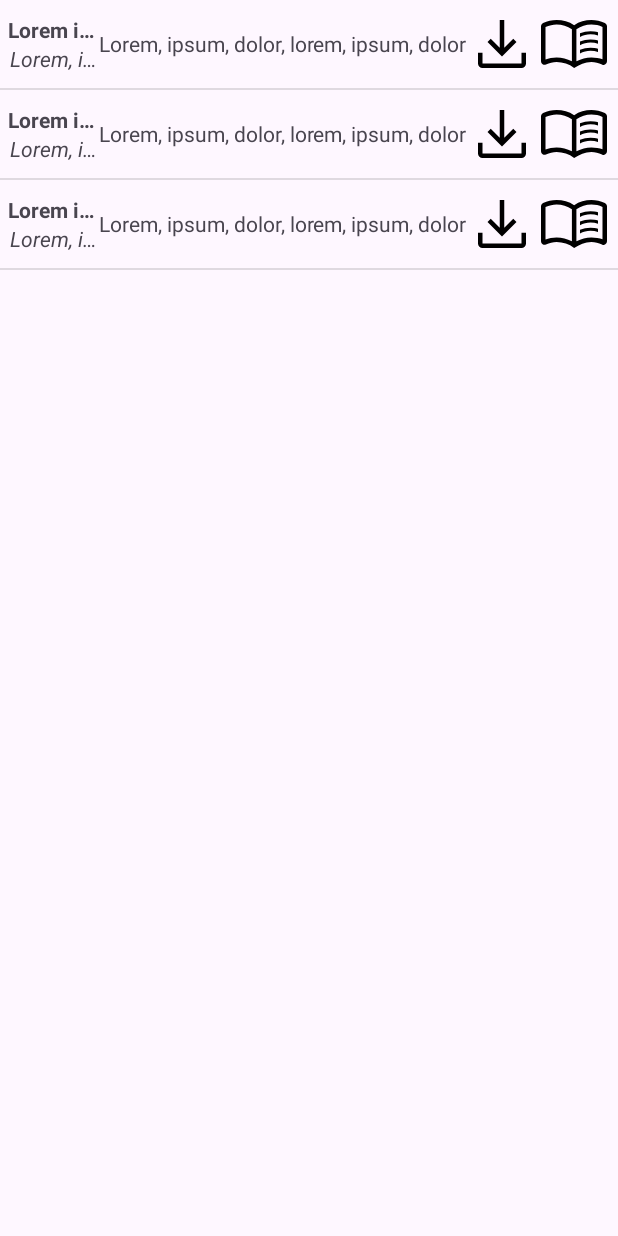
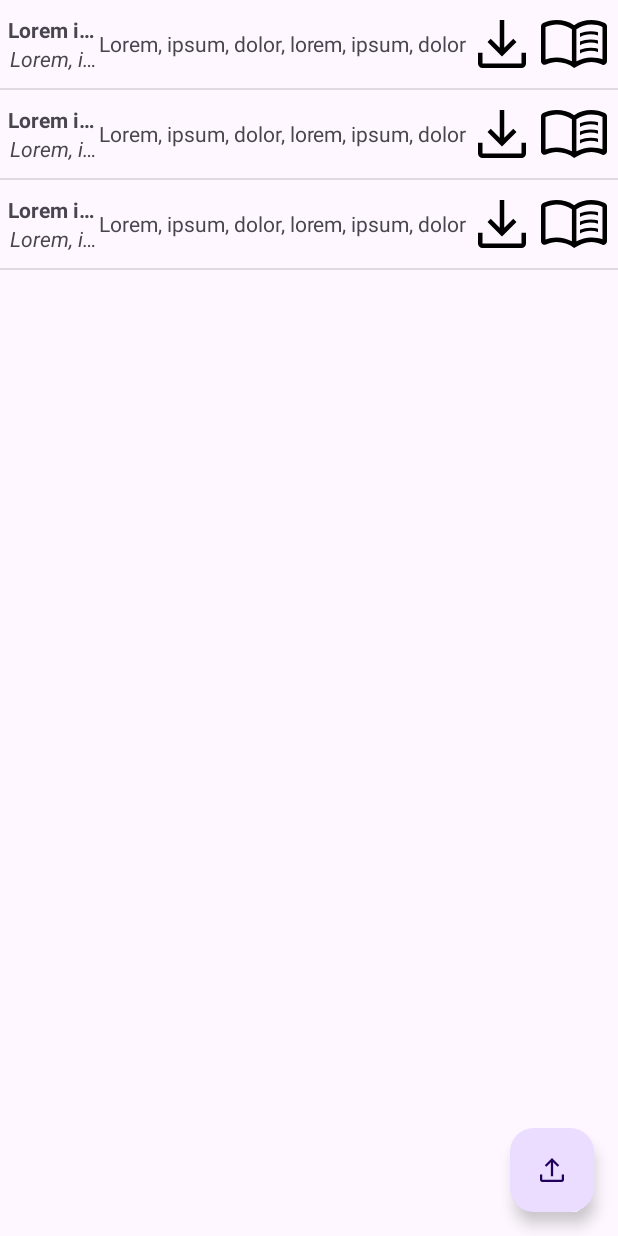
Before and after one commit to lucascalheiros/book-library-manager-app, an Android app: the layout fragment_home.xml on its own in the app's theme, with its tools: preview values and no code run, on a phone screen of 412 x 824 dp. Run offline under Robolectric (Android 15) with nearby library versions, the phone set to English and light mode, and no system bars.

Commit message:
Fix file upload to app root drive folder

```diff
--- a/app/src/main/java/com/github/lucascalheiros/booklibrarymanager/data/network/FileRepository.kt
+++ b/app/src/main/java/com/github/lucascalheiros/booklibrarymanager/data/network/FileRepository.kt
@@ -15,5 +15,5 @@ interface FileRepository {
 
     suspend fun getFile(fileId: String): File
 
-    suspend fun listFilesMetadata(): List<FileMetadata>
+    suspend fun listFilesMetadata(query: String? = null): List<FileMetadata>
 }
--- a/app/src/main/java/com/github/lucascalheiros/booklibrarymanager/data/network/MockFileRepository.kt
+++ b/app/src/main/java/com/github/lucascalheiros/booklibrarymanager/data/network/MockFileRepository.kt
@@ -5,14 +5,13 @@ import com.github.lucascalheiros.booklibrarymanager.model.FileMetadata
 import com.github.lucascalheiros.booklibrarymanager.utils.loadFileFromAsset
 import kotlinx.coroutines.Dispatchers
 import kotlinx.coroutines.withContext
-import org.koin.core.annotation.Single
 import java.time.LocalDateTime
 import kotlin.concurrent.thread
 import kotlin.coroutines.resume
 import kotlin.coroutines.resumeWithException
 import kotlin.coroutines.suspendCoroutine
 
-@Single
+//@Single
 class MockFileRepository(
     private val context: Context
 ) : FileRepository {
@@ -49,7 +48,7 @@ class MockFileRepository(
             }
         }
 
-    override suspend fun listFilesMetadata(): List<FileMetadata> = withContext(Dispatchers.IO) {
+    override suspend fun listFilesMetadata(query: String?): List<FileMetadata> = withContext(Dispatchers.IO) {
         suspendCoroutine { continuation ->
             thread {
                 try {
--- a/app/src/main/java/com/github/lucascalheiros/booklibrarymanager/useCase/FileListUseCaseImpl.kt
+++ b/app/src/main/java/com/github/lucascalheiros/booklibrarymanager/useCase/FileListUseCaseImpl.kt
@@ -12,10 +12,14 @@ class FileListUseCaseImpl(
 ): FileListUseCase {
 
     override suspend fun listFiles(): List<FileListItem> {
-        return fileRepository.listFilesMetadata().map { FileListItemConverter.from(it) }
+        return fileRepository.listFilesMetadata(pdfQuery).map { FileListItemConverter.from(it) }
     }
 
     override suspend fun getFile(fileId: String): File {
         return fileRepository.getFile(fileId)
     }
+
+    companion object {
+        private const val pdfQuery = "mimeType = 'application/pdf'"
+    }
 }
--- a/app/src/main/res/layout/fragment_home.xml
+++ b/app/src/main/res/layout/fragment_home.xml
@@ -10,7 +10,7 @@
             type="com.github.lucascalheiros.booklibrarymanager.ui.home.HomeViewModel" />
     </data>
 
-    <FrameLayout
+    <androidx.constraintlayout.widget.ConstraintLayout
         android:layout_width="match_parent"
         android:layout_height="match_parent"
         tools:context=".ui.home.HomeFragment">
@@ -21,6 +21,21 @@
             android:layout_width="match_parent"
             android:layout_height="wrap_content"
             app:layoutManager="androidx.recyclerview.widget.LinearLayoutManager"
+            app:layout_constraintEnd_toEndOf="parent"
+            app:layout_constraintStart_toStartOf="parent"
+            app:layout_constraintTop_toTopOf="parent"
             tools:listitem="@layout/item_file_list" />
-    </FrameLayout>
+
+        <com.google.android.material.floatingactionbutton.FloatingActionButton
+            android:id="@+id/uploadButton"
+            android:layout_width="wrap_content"
+            android:layout_height="wrap_content"
+            android:layout_marginEnd="16dp"
+            android:layout_marginBottom="16dp"
+            android:clickable="true"
+            android:contentDescription="@string/cd_upload"
+            app:layout_constraintBottom_toBottomOf="parent"
+            app:layout_constraintEnd_toEndOf="parent"
+            app:srcCompat="@drawable/ic_file_upload" />
+    </androidx.constraintlayout.widget.ConstraintLayout>
 </layout>
--- a/app/src/main/res/values/strings.xml
+++ b/app/src/main/res/values/strings.xml
@@ -12,5 +12,6 @@
     <string name="welcome_to_book_library_manager">Welcome to Book Library Manager</string>
     <string name="cd_download">download</string>
     <string name="cd_read">read</string>
+    <string name="cd_upload">upload</string>
 
 </resources>
```
Also changed, not shown: app/src/main/java/com/github/lucascalheiros/booklibrarymanager/data/network/FileRepositoryImpl.kt (+49 -6 lines), app/src/main/java/com/github/lucascalheiros/booklibrarymanager/model/converter/FileMetadataConverter.kt (+15 -9 lines), app/src/main/java/com/github/lucascalheiros/booklibrarymanager/ui/home/HomeFragment.kt (+106 -0 lines), app/src/main/java/com/github/lucascalheiros/booklibrarymanager/utils/FileUtils.kt (+12 -0 lines).
